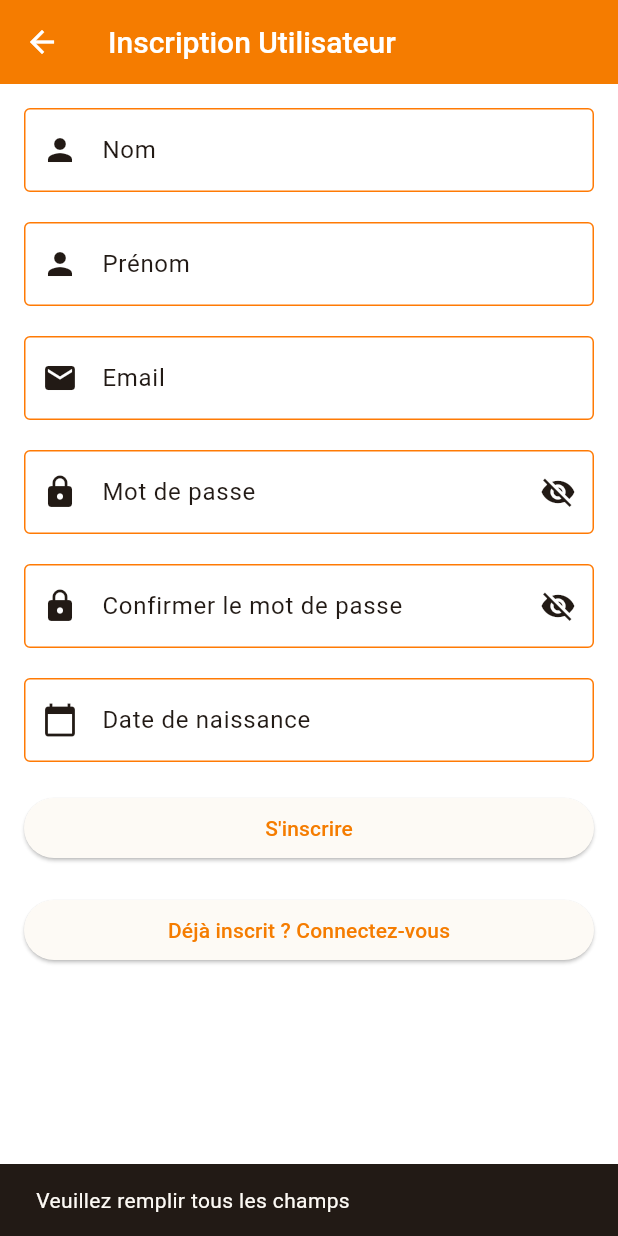
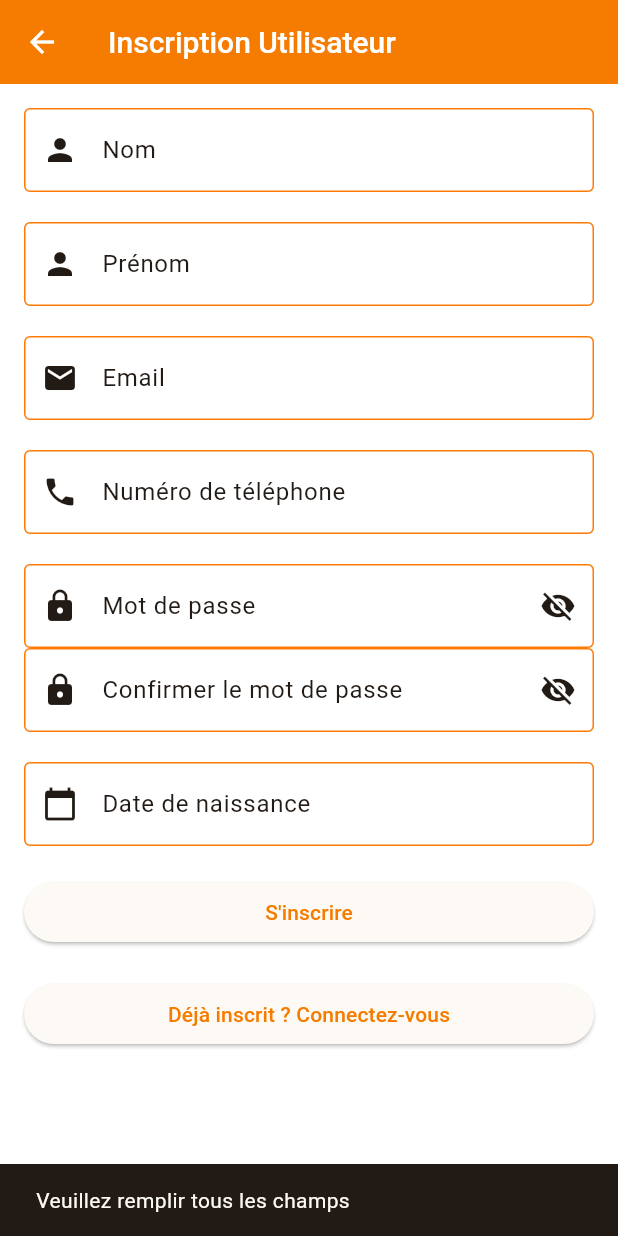
Before and after one commit to slouowzee/CDS49-mobile, a Flutter app: the PageInscription screen opened directly, after a tap on an icon or button, on a phone screen of 412 x 824 dp. Run offline on Flutter 3.47's test engine with Material 3 defaults, Android fonts, the phone set to English and light mode, and no system bars; our stand-ins replace flutter_map, latlong2, shared_preferences; accounts and stored records are empty; Roboto replaces fonts that are missing (Segoe UI).

Commit message:
formulaire inscription amélioré presque fonctionnel

```diff
--- a/lib/screens/screen_inscription/inscription_utilisateur.dart
+++ b/lib/screens/screen_inscription/inscription_utilisateur.dart
@@ -14,6 +14,7 @@ class _PageInscriptionState extends State<PageInscription> {
   final TextEditingController nomController = TextEditingController();
   final TextEditingController prenomController = TextEditingController();
   final TextEditingController emailController = TextEditingController();
+  final TextEditingController telephoneController = TextEditingController();
   final TextEditingController passwordController = TextEditingController();
   final TextEditingController confirmPasswordController = TextEditingController();
   final TextEditingController dateNaissanceController = TextEditingController();
@@ -48,12 +49,13 @@ class _PageInscriptionState extends State<PageInscription> {
     final nom = nomController.text.trim();
     final prenom = prenomController.text.trim();
     final email = emailController.text.trim();
+    final telephone = telephoneController.text.trim();
     final password = passwordController.text;
     final confirmPassword = confirmPasswordController.text;
     final dateNaissance = dateNaissanceController.text;
 
     // Validations
-    if (nom.isEmpty || prenom.isEmpty || email.isEmpty || password.isEmpty || dateNaissance.isEmpty) {
+    if (nom.isEmpty || prenom.isEmpty || email.isEmpty || telephone.isEmpty || password.isEmpty || dateNaissance.isEmpty) {
       ScaffoldMessenger.of(context).showSnackBar(
         const SnackBar(content: Text('Veuillez remplir tous les champs')),
       );
@@ -90,6 +92,7 @@ class _PageInscriptionState extends State<PageInscription> {
       nom: nom,
       prenom: prenom,
       email: email,
+      telephone: telephone,
       password: password,
       dateNaissance: dateNaissance,
     );
@@ -127,6 +130,7 @@ class _PageInscriptionState extends State<PageInscription> {
     nomController.dispose();
     prenomController.dispose();
     emailController.dispose();
+    telephoneController.dispose();
     passwordController.dispose();
     confirmPasswordController.dispose();
     dateNaissanceController.dispose();
@@ -172,6 +176,17 @@ class _PageInscriptionState extends State<PageInscription> {
               keyboardType: TextInputType.emailAddress,
             ),
             SizedBox(height: 20),
+            // Champ de saisie pour le numéro de téléphone
+            TextField(
+              controller: telephoneController,
+              decoration: InputDecoration(
+                labelText: 'Numéro de téléphone',
+                prefixIcon: Icon(Icons.phone),
+                border: OutlineInputBorder(),
+              ),
+              keyboardType: TextInputType.phone,
+            ),
+            SizedBox(height: 20),
             // Champ de saisie pour le mot de passe
             TextField(
               controller: passwordController,
@@ -192,7 +207,7 @@ class _PageInscriptionState extends State<PageInscription> {
                 ),
               ),
             ),
-            SizedBox(height: 20),
+
             TextField(
               controller: confirmPasswordController,
               obscureText: !isConfirmPasswordVisible,
--- a/lib/services/api/gestionUsr/usr_api.dart
+++ b/lib/services/api/gestionUsr/usr_api.dart
@@ -231,6 +231,7 @@ Future<Map<String, dynamic>?> loginUser(String mail,String paswd) async {
     required String nom,
     required String prenom,
     required String email,
+    required String telephone,
     required String password,
     required String dateNaissance,
   }) async {
@@ -240,6 +241,7 @@ Future<Map<String, dynamic>?> loginUser(String mail,String paswd) async {
     print('[DEBUG REGISTER] 👤 Nom: $nom');
     print('[DEBUG REGISTER] 👤 Prénom: $prenom');
     print('[DEBUG REGISTER] 📧 Email: $email');
+    print('[DEBUG REGISTER] 📞 Téléphone: $telephone');
     print('[DEBUG REGISTER] 🎂 Date de naissance: $dateNaissance');
     print('[DEBUG REGISTER] 🌐 URL: ${AppConfig.apiBaseUrl}/api/register');
 
@@ -253,6 +255,7 @@ Future<Map<String, dynamic>?> loginUser(String mail,String paswd) async {
           'nomeleve': nom,
           'prenomeleve': prenom,
           'email': email,
+          'telephone': telephone,
           'password': password,
           'datedenaissance': dateNaissance,
         }),
@@ -278,10 +281,13 @@ Future<Map<String, dynamic>?> loginUser(String mail,String paswd) async {
       if (response.statusCode == 400) {
         final data = jsonDecode(response.body);
         print('[DEBUG REGISTER] ❌ Erreur 400 - Données invalides');
+        print('[DEBUG REGISTER] 💡 Message serveur: ${data['message']}');
+        print('[DEBUG REGISTER] 💡 Détails: ${data['details'] ?? 'Non fournis'}');
         print('[DEBUG REGISTER] ═══════════════════════════════════════\n');
         return {
           "status": "error",
           "message": data['message'] ?? "Données manquantes ou invalides",
+          "details": data['details'],
         };
       }
 
```
